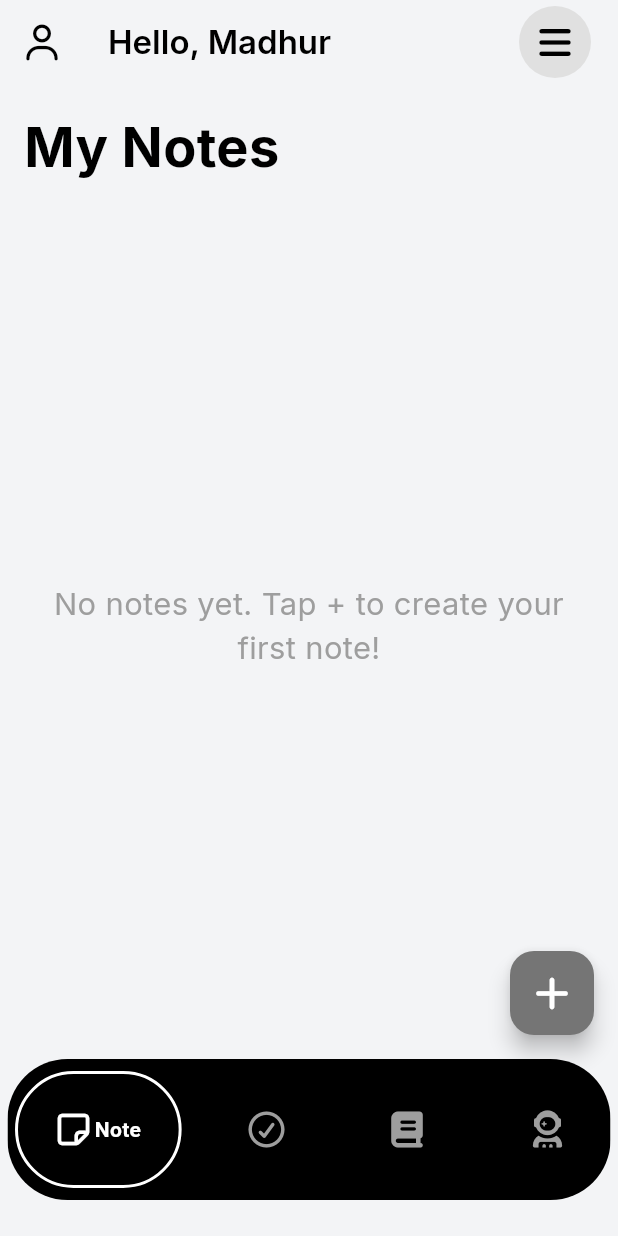
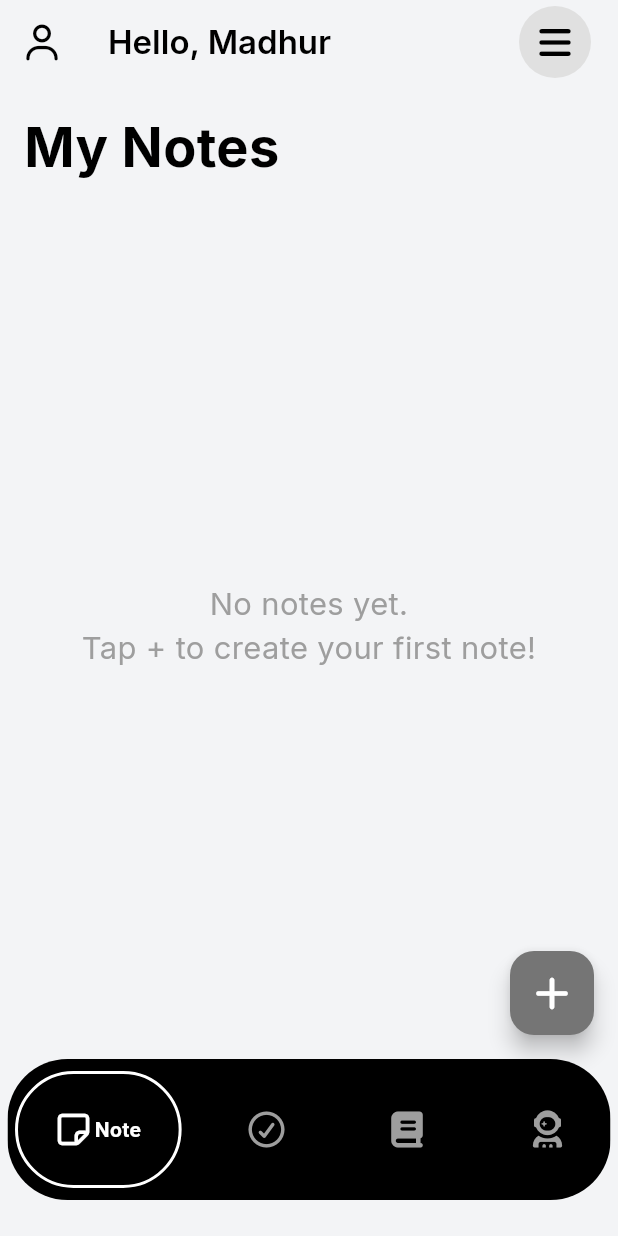
Before and after one commit to madhurchouhan7/smart_study_companion, a Flutter app: the screen it shows after launch, on a phone screen of 412 x 824 dp. Run offline on Flutter 3.47's test engine with Material 3 defaults, Android fonts, the phone set to English and light mode, and no system bars; drawn by our look-alikes of google_nav_bar; our stand-ins replace font_awesome_flutter, get, google_fonts, hive, hive_flutter; missing offline and left inert: flutter_quill; accounts and stored records are empty.

Commit message:
Enhance UI: Update success and deletion snack bar messages with icons for better user feedback. Adjust notes screen message formatting and improve notes tile font size and spacing for improved readability.

```diff
--- a/lib/notes/controller/detailed_notes_controller.dart
+++ b/lib/notes/controller/detailed_notes_controller.dart
@@ -91,8 +91,8 @@ class DetailedNotesController extends GetxController {
       SnackBar(
         content: Text(
           isEditing.value
-              ? 'Note updated successfully'
-              : 'Note created successfully',
+              ? 'Note updated successfully ✅'
+              : 'Note created successfully ✅',
         ),
         behavior: SnackBarBehavior.floating,
         duration: Duration(seconds: 2),
@@ -106,7 +106,7 @@ class DetailedNotesController extends GetxController {
       Get.back();
       ScaffoldMessenger.of(context).showSnackBar(
         SnackBar(
-          content: Text('Note deleted successfully'),
+          content: Text('Note deleted successfully 🗑️'),
           behavior: SnackBarBehavior.floating,
           duration: Duration(seconds: 2),
         ),
--- a/lib/notes/screens/notes_screen.dart
+++ b/lib/notes/screens/notes_screen.dart
@@ -46,7 +46,7 @@ class NotesScreen extends StatelessWidget {
               if (notesController.notes.isEmpty) {
                 return Center(
                   child: Text(
-                    'No notes yet. Tap + to create your first note!',
+                    'No notes yet. \nTap + to create your first note!',
                     textAlign: TextAlign.center,
                     style: GoogleFonts.inter(
                       fontSize: fontSize,
```
Also changed, not shown: lib/notes/widgets/notes_tile.dart (+4 -3 lines).
